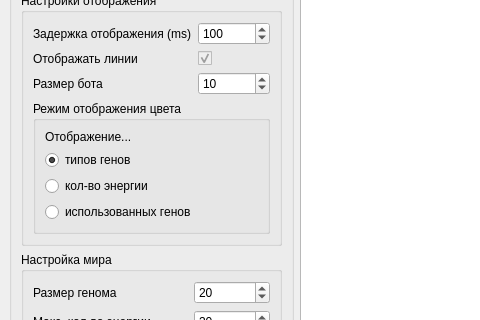
This is mainwindow.ui in TomasGlgg/QGenetic as Qt 5 draws it before an edit; both pictures show x 0 to 480 and y 129 to 449 of the 1000 by 1000 pixel window. The edited form follows.
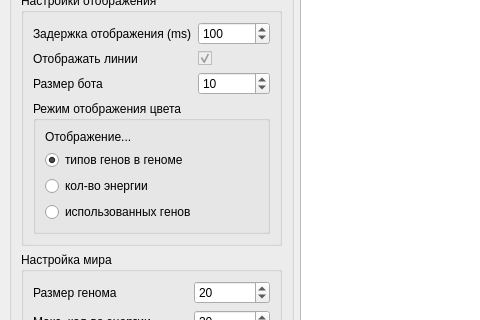
This is the edited form. Custom widgets are drawn as their Qt base class.

Patch:
```diff
--- a/mainwindow.ui
+++ b/mainwindow.ui
@@ -160,7 +160,7 @@
                 </sizepolicy>
                </property>
                <property name="text">
-                <string>типов генов</string>
+                <string>типов генов в геноме</string>
                </property>
                <property name="checked">
                 <bool>true</bool>
```
